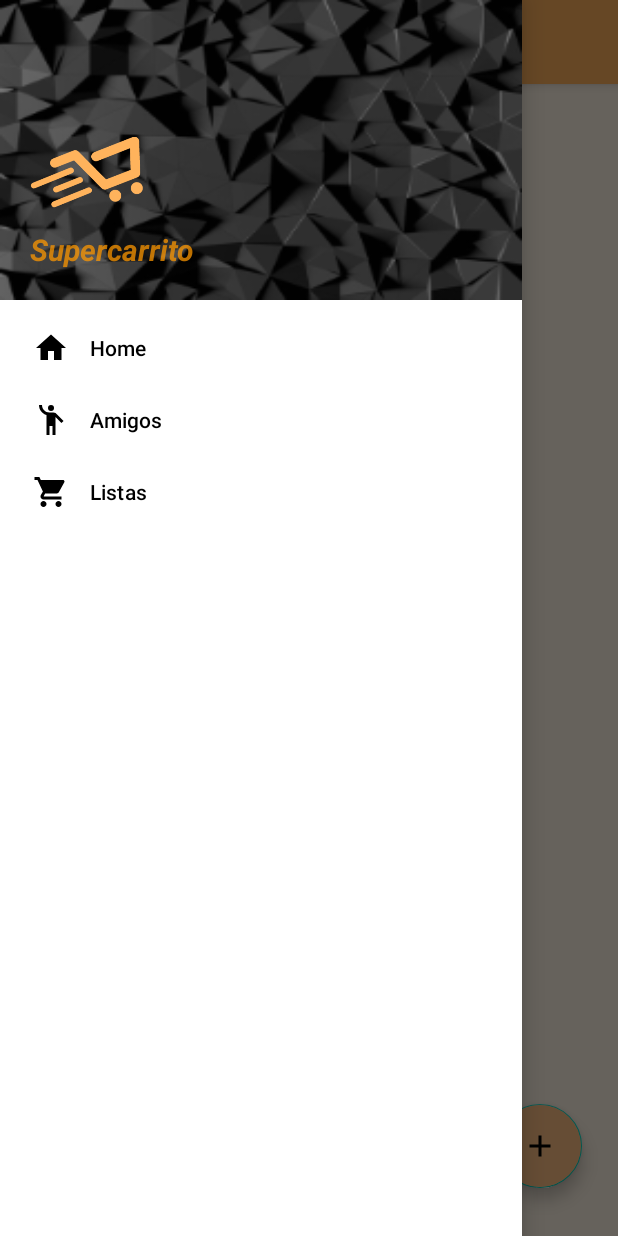
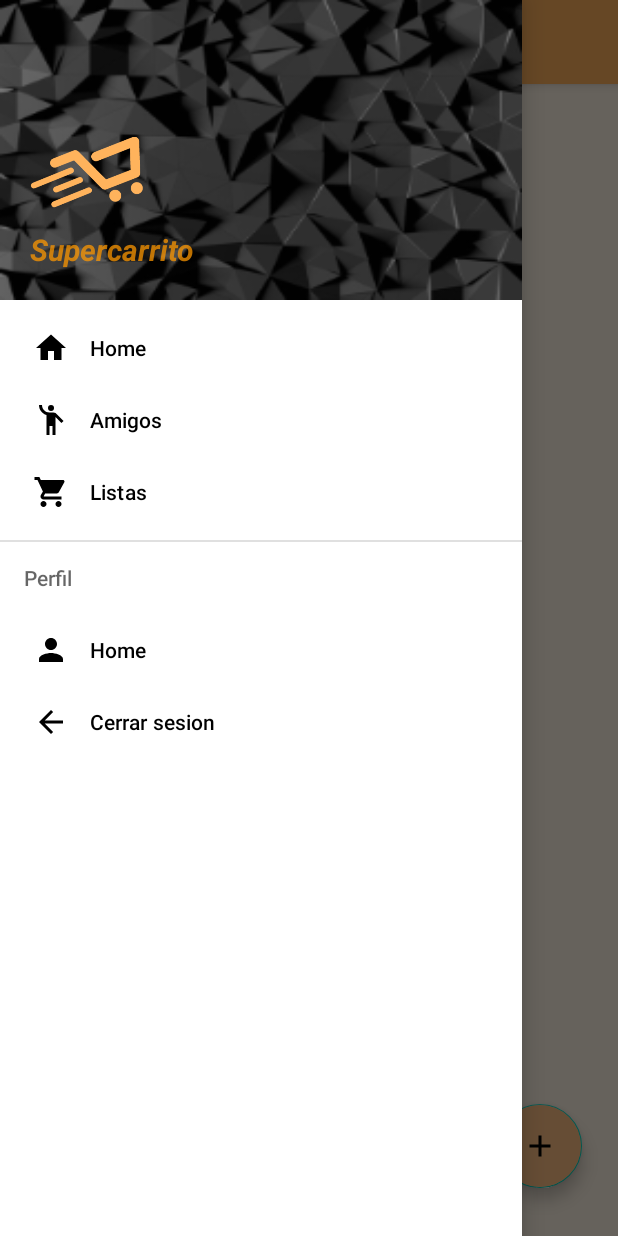
Before and after one commit to albayo/SuperCarrito3, an Android app: the Home screen opened directly, with no data from a screen before it, with the side drawer open, on a phone screen of 412 x 824 dp. Run offline under Robolectric (Android 15) with nearby library versions, the light colour scheme and no system bars; our stand-ins replace Firebase (no records; nobody signed in at launch, a user with empty details on screens opened directly); Roboto replaces fonts that are not available here; 1 statement that could not run was skipped.

Commit message:
Javi menu

```diff
--- a/app/src/main/java/com/example/accesoconcorreo/Home.java
+++ b/app/src/main/java/com/example/accesoconcorreo/Home.java
@@ -10,8 +10,11 @@ import androidx.drawerlayout.widget.DrawerLayout;
 import androidx.recyclerview.widget.LinearLayoutManager;
 import androidx.recyclerview.widget.RecyclerView;
 
+import android.app.Application;
+import android.content.Context;
 import android.content.DialogInterface;
 import android.content.Intent;
+import android.content.SharedPreferences;
 import android.os.Bundle;
 import android.view.MenuItem;
 import android.view.MotionEvent;
@@ -21,6 +24,7 @@ import androidx.appcompat.widget.Toolbar;
 
 import com.google.android.material.floatingactionbutton.FloatingActionButton;
 import com.google.android.material.navigation.NavigationView;
+import com.google.firebase.auth.FirebaseUser;
 import com.google.firebase.database.DataSnapshot;
 import com.google.firebase.database.DatabaseError;
 import com.google.firebase.database.DatabaseReference;
@@ -57,6 +61,9 @@ public class Home extends AppCompatActivity {
     private NavigationView navigationView;
 
     private Toolbar toolbar;
+    private String email;
+    private String nick;
+
 
 
     /**
@@ -71,32 +78,17 @@ public class Home extends AppCompatActivity {
         setContentView(R.layout.activity_home);
         database = FirebaseDatabase.getInstance();
         mDatabaseReference = database.getReference();
-        String email = getIntent().getExtras().get("email").toString();
-        String nick = getIntent().getStringExtra("nick");
+        email = getIntent().getExtras().get("email").toString();
+        //cambiar esto al user normal
+        nick = getIntent().getStringExtra("nick");
 
         Toolbar myToolbar = (Toolbar) findViewById(R.id.homeToolbar);
+
         myToolbar.setTitle("SuperCarrito-" + nick);
         recyclerView = (RecyclerView) findViewById(R.id.recycler_lista_super_prod);
         recyclerView.setLayoutManager(new LinearLayoutManager(this));
         FloatingActionButton fabAñadirLista = findViewById(R.id.fabAniadir_lista);
 
-        //NAVIGATION
-        //--------------------------------------------------------------------------------------------------------
-        //HOOKS AL MENU
-
-        drawerLayout= findViewById(R.id.drawe_layout_home);
-        navigationView= findViewById(R.id.nav_view);
-        toolbar=findViewById(R.id.homeToolbar);
-        navigationView.bringToFront();
-
-        ActionBarDrawerToggle toggle= new ActionBarDrawerToggle(this,drawerLayout,toolbar,R.string.navigation_drawer_open,R.string.navigation_drawer_close);
-        drawerLayout.addDrawerListener(toggle);
-        toggle.syncState();
-
-
-
-
-        //--------------------------------------------------------------------------------------------------------
         /**
          * Método que sirve para inicializar y cargar todos los elementos visuales de la actividad
          *  "activity_crear_lista" que sirve para que un usario añade una lista
@@ -120,6 +112,8 @@ public class Home extends AppCompatActivity {
         Usuario u = new Usuario(nick, email);
 
         this.obtenerListasUsuario(u.getNick());
+
+        this.setNavigationView();
 
     }
 
@@ -210,5 +204,62 @@ public class Home extends AppCompatActivity {
         });
     }
 
+    public void setNavigationView(){
+
+        //NAVIGATION
+        //--------------------------------------------------------------------------------------------------------
+        //HOOKS AL MENU
+
+        drawerLayout= findViewById(R.id.drawer_layout_home);
+        navigationView= findViewById(R.id.nav_view);
+        toolbar=findViewById(R.id.homeToolbar);
+        navigationView.bringToFront();
+
+        ActionBarDrawerToggle toggle= new ActionBarDrawerToggle(this,drawerLayout,toolbar,R.string.navigation_drawer_open,R.string.navigation_drawer_close);
+        drawerLayout.addDrawerListener(toggle);
+        toggle.syncState();
+
+
+        //LISTENERS
+        navigationView.setNavigationItemSelectedListener(new NavigationView.OnNavigationItemSelectedListener() {
+
+            @Override
+            public boolean onNavigationItemSelected(@NonNull MenuItem item) {
+                switch (item.getItemId()){
+                    case R.id.nav_home:
+                    case R.id.nav_amigos:
+                        // Intent intent = new Intent(etApplicationContext(),Amigos.class);
+                        // startActivity(intent);
+
+                    case R.id.nav_listas:
+                        showHome(nick,email,ProviderType.Basic);
+                        break;
+                    case R.id.nav_logout:
+                        Intent intentlogout=new Intent(getApplicationContext(),Login.class);
+                        startActivity(intentlogout);
+                }
+                drawerLayout.closeDrawer(GravityCompat.START);
+                return true;
+            }
+        });
+
+
+
+
+
+
+
+
+            //--------------------------------------------------------------------------------------------------------
+    }
+    private void showHome(String nick, String email, ProviderType provider) {
+        Intent homeIntent = new Intent(this, Home.class);
+        homeIntent.putExtra("email", email);
+        homeIntent.putExtra("nick", nick);
+        homeIntent.putExtra("provider", provider.name());
+        startActivity(homeIntent);
+    }
+
+
 
 }
--- /dev/null
+++ b/app/src/main/res/drawable/ic_baseline_arrow_back_24.xml
@@ -0,0 +1,11 @@
+<vector xmlns:android="http://schemas.android.com/apk/res/android"
+    android:width="24dp"
+    android:height="24dp"
+    android:viewportWidth="24"
+    android:viewportHeight="24"
+    android:tint="?attr/colorControlNormal"
+    android:autoMirrored="true">
+  <path
+      android:fillColor="@android:color/white"
+      android:pathData="M20,11H7.83l5.59,-5.59L12,4l-8,8 8,8 1.41,-1.41L7.83,13H20v-2z"/>
+</vector>
--- /dev/null
+++ b/app/src/main/res/drawable/ic_profile_menu.xml
@@ -0,0 +1,10 @@
+<vector xmlns:android="http://schemas.android.com/apk/res/android"
+    android:width="24dp"
+    android:height="24dp"
+    android:viewportWidth="24"
+    android:viewportHeight="24"
+    android:tint="?attr/colorControlNormal">
+  <path
+      android:fillColor="@android:color/white"
+      android:pathData="M12,12c2.21,0 4,-1.79 4,-4s-1.79,-4 -4,-4 -4,1.79 -4,4 1.79,4 4,4zM12,14c-2.67,0 -8,1.34 -8,4v2h16v-2c0,-2.66 -5.33,-4 -8,-4z"/>
+</vector>
--- a/app/src/main/res/layout/activity_home.xml
+++ b/app/src/main/res/layout/activity_home.xml
@@ -4,7 +4,7 @@
     android:layout_width="match_parent"
     android:layout_height="match_parent"
     xmlns:android="http://schemas.android.com/apk/res/android"
-    android:id="@+id/drawe_layout_home"
+    android:id="@+id/drawer_layout_home"
     xmlns:app="http://schemas.android.com/apk/res-auto"
     android:fitsSystemWindows="true"
     tools:openDrawer="start"
@@ -16,7 +16,13 @@
         android:id="@+id/nav_view"
         app:headerLayout="@layout/header"
         app:menu="@menu/main_menu"
-        android:layout_gravity="start"/>
+        android:layout_gravity="start">
+
+        <androidx.recyclerview.widget.RecyclerView
+            android:id="@+id/recycler_lista_super_prod"
+            android:layout_width="0dp"
+            android:layout_height="0dp" />
+    </com.google.android.material.navigation.NavigationView>
 
     <androidx.constraintlayout.widget.ConstraintLayout
         style="@style/Theme.AccesoConCorreo"
@@ -58,16 +64,6 @@
             app:popupTheme="@style/ThemeOverlay.AppCompat.Light"
             app:titleTextColor="@color/white" />
 
-        <androidx.recyclerview.widget.RecyclerView
-            android:id="@+id/recycler_lista_super_prod"
-            android:layout_width="0dp"
-            android:layout_height="0dp"
-            app:layout_constraintBottom_toBottomOf="parent"
-            app:layout_constraintEnd_toEndOf="parent"
-            app:layout_constraintHorizontal_bias="0.0"
-            app:layout_constraintStart_toStartOf="parent"
-            app:layout_constraintTop_toBottomOf="@+id/homeToolbar" />
-
         <com.google.android.material.floatingactionbutton.FloatingActionButton
             android:id="@+id/fabAniadir_lista"
             android:layout_width="wrap_content"
--- a/app/src/main/res/menu/main_menu.xml
+++ b/app/src/main/res/menu/main_menu.xml
@@ -2,22 +2,48 @@
 <menu xmlns:android="http://schemas.android.com/apk/res/android">
 
     <group android:checkableBehavior="single">
+        <item android:title="General">
+
             <item
                 android:id="@+id/nav_home"
-        android:title="Home"
-        android:icon="@drawable/ic_home" />
+                android:icon="@drawable/ic_home"
+                android:title="Home" />
 
             <item
                 android:id="@+id/nav_amigos"
-            android:title="Amigos"
-            android:icon="@drawable/ic_amigos_1" />
+                android:icon="@drawable/ic_amigos_1"
+                android:title="Amigos" />
 
             <item
                 android:id="@+id/nav_listas"
-            android:title="Listas"
-            android:icon="@drawable/ic_carromen" />
+                android:icon="@drawable/ic_carromen"
+                android:title="Listas" />
 
+        </item>
+    </group>
+
+    <item android:title="Perfil">
+        <menu>
+            <group android:checkableBehavior="single">
+                <item
+                    android:id="@+id/nav_profile"
+                    android:icon="@drawable/ic_profile_menu"
+                    android:title="Home" />
+
+                <item
+                    android:id="@+id/nav_logout"
+                    android:icon="@drawable/ic_baseline_arrow_back_24"
+                    android:title="Cerrar sesion" />
 
             </group>
 
         </menu>
+
+
+    </item>
+
+
+
+
+
+</menu>
```
Lines whose indentation alone changed are shown as unchanged.
